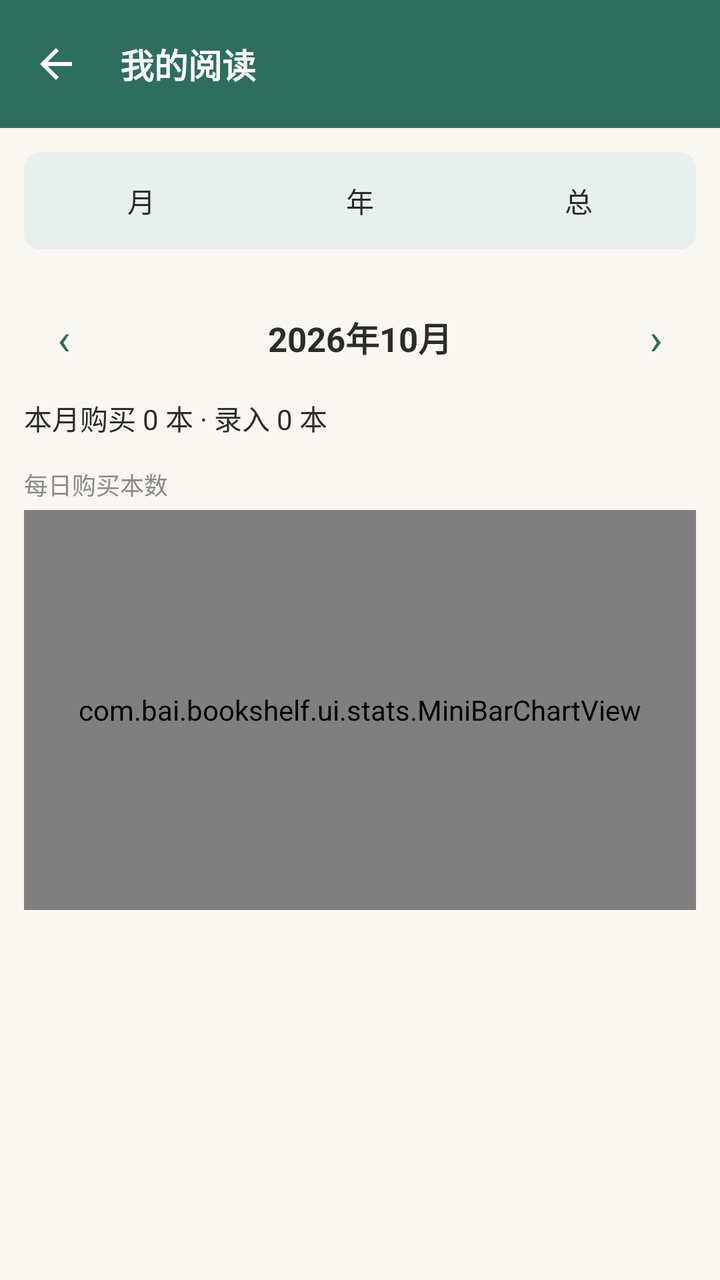
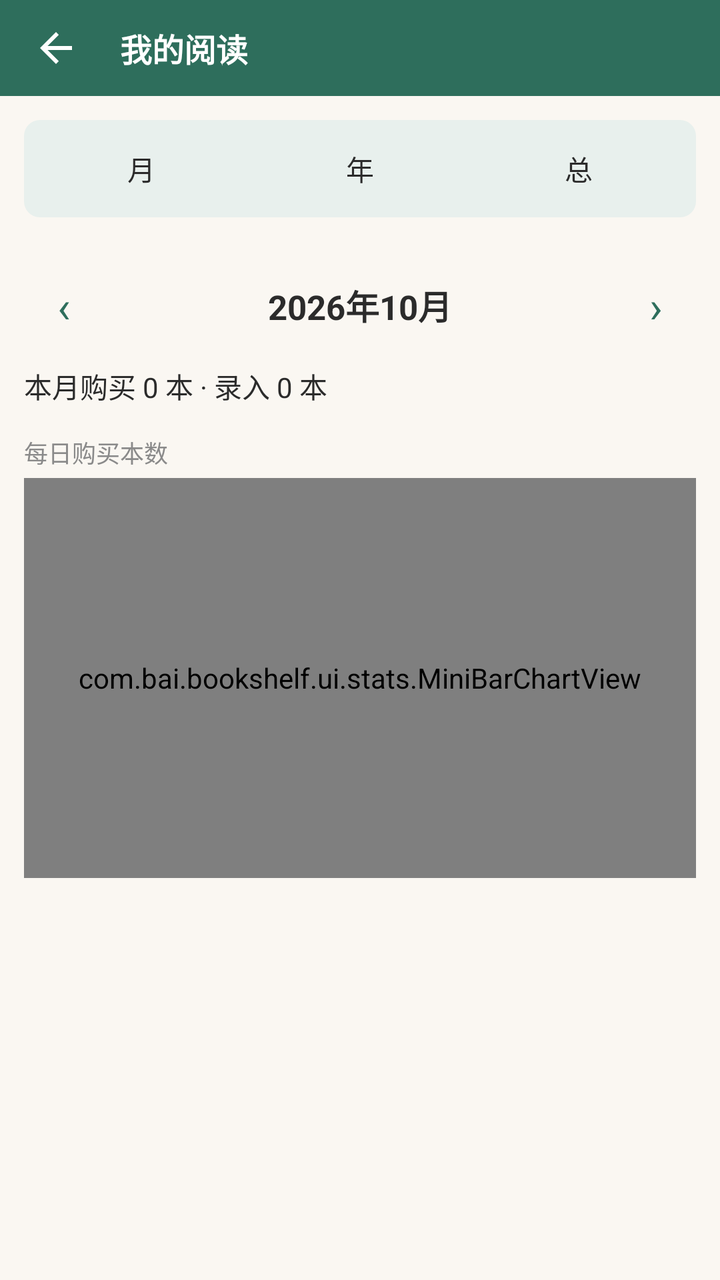

Compare the two renders of this Android layout. The source of the first and the diff that turns it into the second are given below.
<!-- AndroidManifest.xml: application theme Theme.Bookshelf -->
<!-- res/layout/activity_reading_stats.xml -->
<?xml version="1.0" encoding="utf-8"?>
<LinearLayout xmlns:android="http://schemas.android.com/apk/res/android"
    xmlns:app="http://schemas.android.com/apk/res-auto"
    android:layout_width="match_parent"
    android:layout_height="match_parent"
    android:orientation="vertical">

    <com.google.android.material.appbar.MaterialToolbar
        android:id="@+id/toolbar"
        style="@style/Widget.Bookshelf.Toolbar"
        android:layout_width="match_parent"
        android:layout_height="?attr/actionBarSize"
        app:navigationIcon="@drawable/ic_back"
        app:title="我的阅读" />

    
    <LinearLayout
        android:layout_width="match_parent"
        android:layout_height="wrap_content"
        android:layout_margin="12dp"
        android:background="@drawable/bg_chip"
        android:orientation="horizontal"
        android:padding="4dp">

        <TextView
            android:id="@+id/tab_month"
            android:layout_width="0dp"
            android:layout_height="wrap_content"
            android:layout_weight="1"
            android:gravity="center"
            android:padding="10dp"
            android:text="月"
            android:textColor="@color/text_main"
            android:textSize="14sp" />

        <TextView
            android:id="@+id/tab_year"
            android:layout_width="0dp"
            android:layout_height="wrap_content"
            android:layout_weight="1"
            android:gravity="center"
            android:padding="10dp"
            android:text="年"
            android:textColor="@color/text_main"
            android:textSize="14sp" />

        <TextView
            android:id="@+id/tab_total"
            android:layout_width="0dp"
            android:layout_height="wrap_content"
            android:layout_weight="1"
            android:gravity="center"
            android:padding="10dp"
            android:text="总"
            android:textColor="@color/text_main"
            android:textSize="14sp" />
    </LinearLayout>

    <androidx.core.widget.NestedScrollView
        android:layout_width="match_parent"
        android:layout_height="0dp"
        android:layout_weight="1">

        <LinearLayout
            android:layout_width="match_parent"
            android:layout_height="wrap_content"
            android:orientation="vertical"
            android:padding="12dp">

            
            <LinearLayout
                android:id="@+id/ll_month"
                android:layout_width="match_parent"
                android:layout_height="wrap_content"
                android:orientation="vertical">

                <LinearLayout
                    android:layout_width="match_parent"
                    android:layout_height="wrap_content"
                    android:gravity="center_vertical"
                    android:orientation="horizontal">

                    <TextView
                        android:id="@+id/btn_month_prev"
                        android:layout_width="40dp"
                        android:layout_height="40dp"
                        android:gravity="center"
                        android:text="‹"
                        android:textSize="22sp"
                        android:textColor="?attr/colorPrimary"
                        android:background="?attr/selectableItemBackground" />

                    <TextView
                        android:id="@+id/tv_month_label"
                        android:layout_width="0dp"
                        android:layout_height="wrap_content"
                        android:layout_weight="1"
                        android:gravity="center"
                        android:text="2026年10月"
                        android:textColor="@color/text_main"
                        android:textSize="17sp"
                        android:textStyle="bold" />

                    <TextView
                        android:id="@+id/btn_month_next"
                        android:layout_width="40dp"
                        android:layout_height="40dp"
                        android:gravity="center"
                        android:text="›"
                        android:textSize="22sp"
                        android:textColor="?attr/colorPrimary"
                        android:background="?attr/selectableItemBackground" />
                </LinearLayout>

                <TextView
                    android:id="@+id/tv_month_summary"
                    android:layout_width="match_parent"
                    android:layout_height="wrap_content"
                    android:layout_marginTop="10dp"
                    android:text="本月购买 0 本 · 录入 0 本"
                    android:textColor="@color/text_main"
                    android:textSize="14sp" />

                <TextView
                    android:layout_width="wrap_content"
                    android:layout_height="wrap_content"
                    android:layout_marginTop="14dp"
                    android:text="每日购买本数"
                    android:textColor="@color/text_sub"
                    android:textSize="12sp" />

                <com.bai.bookshelf.ui.stats.MiniBarChartView
                    android:id="@+id/chart_month"
                    android:layout_width="match_parent"
                    android:layout_height="200dp"
                    android:layout_marginTop="4dp" />

                
                <com.bai.bookshelf.ui.stats.MiniBarChartView
                    android:id="@+id/chart_month2"
                    android:layout_width="match_parent"
                    android:layout_height="200dp"
                    android:layout_marginTop="8dp"
                    android:visibility="gone" />
            </LinearLayout>

            
            <LinearLayout
                android:id="@+id/ll_year"
                android:layout_width="match_parent"
                android:layout_height="wrap_content"
                android:orientation="vertical"
                android:visibility="gone">

                <LinearLayout
                    android:layout_width="match_parent"
                    android:layout_height="wrap_content"
                    android:gravity="center_vertical"
                    android:orientation="horizontal">

                    <TextView
                        android:id="@+id/btn_year_prev"
                        android:layout_width="40dp"
                        android:layout_height="40dp"
                        android:gravity="center"
                        android:text="‹"
                        android:textSize="22sp"
                        android:textColor="?attr/colorPrimary"
                        android:background="?attr/selectableItemBackground" />

                    <TextView
                        android:id="@+id/tv_year_label"
                        android:layout_width="0dp"
                        android:layout_height="wrap_content"
                        android:layout_weight="1"
                        android:gravity="center"
                        android:text="2026年"
                        android:textColor="@color/text_main"
                        android:textSize="17sp"
                        android:textStyle="bold" />

                    <TextView
                        android:id="@+id/btn_year_next"
                        android:layout_width="40dp"
                        android:layout_height="40dp"
                        android:gravity="center"
                        android:text="›"
                        android:textSize="22sp"
                        android:textColor="?attr/colorPrimary"
                        android:background="?attr/selectableItemBackground" />
                </LinearLayout>

                <TextView
                    android:id="@+id/tv_year_summary"
                    android:layout_width="match_parent"
                    android:layout_height="wrap_content"
                    android:layout_marginTop="10dp"
                    android:text="本年购买 0 本 · 录入 0 本"
                    android:textColor="@color/text_main"
                    android:textSize="14sp" />

                <TextView
                    android:layout_width="wrap_content"
                    android:layout_height="wrap_content"
                    android:layout_marginTop="14dp"
                    android:text="每月购买本数"
                    android:textColor="@color/text_sub"
                    android:textSize="12sp" />

                <com.bai.bookshelf.ui.stats.MiniBarChartView
                    android:id="@+id/chart_year"
                    android:layout_width="match_parent"
                    android:layout_height="200dp"
                    android:layout_marginTop="4dp" />
            </LinearLayout>

            
            <LinearLayout
                android:id="@+id/ll_total"
                android:layout_width="match_parent"
                android:layout_height="wrap_content"
                android:orientation="vertical"
                android:visibility="gone">

                
                <androidx.cardview.widget.CardView
                    android:layout_width="match_parent"
                    android:layout_height="wrap_content"
                    style="@style/Widget.Bookshelf.Card">

                    <LinearLayout
                        android:layout_width="match_parent"
                        android:layout_height="wrap_content"
                        android:orientation="vertical"
                        android:padding="16dp">

                        <TextView
                            android:id="@+id/tv_total_duration"
                            android:layout_width="match_parent"
                            android:layout_height="wrap_content"
                            android:gravity="center"
                            android:text="--"
                            android:textColor="?attr/colorPrimary"
                            android:textSize="20sp"
                            android:textStyle="bold" />

                        <TextView
                            android:id="@+id/tv_total_range"
                            android:layout_width="match_parent"
                            android:layout_height="wrap_content"
                            android:layout_marginTop="8dp"
                            android:gravity="center"
                            android:text="从购买第一本书起计算"
                            android:textColor="@color/text_sub"
                            android:textSize="12sp" />

                        <TextView
                            android:id="@+id/tv_total_companion"
                            android:layout_width="match_parent"
                            android:layout_height="wrap_content"
                            android:layout_marginTop="2dp"
                            android:gravity="center"
                            android:textColor="@color/text_sub"
                            android:textSize="12sp" />
                    </LinearLayout>
                </androidx.cardview.widget.CardView>

                
                <androidx.cardview.widget.CardView
                    android:layout_width="match_parent"
                    android:layout_height="wrap_content"
                    android:layout_marginTop="10dp"
                    style="@style/Widget.Bookshelf.Card">

                    <LinearLayout
                        android:layout_width="match_parent"
                        android:layout_height="wrap_content"
                        android:orientation="horizontal"
                        android:padding="14dp">

                        
                        <LinearLayout
                            android:layout_width="0dp"
                            android:layout_height="wrap_content"
                            android:layout_weight="1"
                            android:orientation="vertical">

                            <LinearLayout
                                android:layout_width="match_parent"
                                android:layout_height="wrap_content"
                                android:orientation="vertical"
                                android:layout_marginTop="10dp">

                                <TextView
                                    android:layout_width="wrap_content"
                                    android:layout_height="wrap_content"
                                    android:text="未读"
                                    android:textColor="@color/text_sub"
                                    android:textSize="12sp" />

                                <TextView
                                    android:id="@+id/tv_total_none"
                                    android:layout_width="wrap_content"
                                    android:layout_height="wrap_content"
                                    android:layout_marginTop="2dp"
                                    android:text="0"
                                    android:textColor="?attr/colorPrimary"
                                    android:textSize="26sp"
                                    android:textStyle="bold" />
                            </LinearLayout>

                            <LinearLayout
                                android:layout_width="match_parent"
                                android:layout_height="wrap_content"
                                android:orientation="vertical"
                                android:layout_marginTop="14dp">

                                <TextView
                                    android:layout_width="wrap_content"
                                    android:layout_height="wrap_content"
                                    android:text="在读"
                                    android:textColor="@color/text_sub"
                                    android:textSize="12sp" />

                                <TextView
                                    android:id="@+id/tv_total_reading"
                                    android:layout_width="wrap_content"
                                    android:layout_height="wrap_content"
                                    android:layout_marginTop="2dp"
                                    android:text="0"
                                    android:textColor="?attr/colorPrimary"
                                    android:textSize="26sp"
                                    android:textStyle="bold" />
                            </LinearLayout>

                            <LinearLayout
                                android:layout_width="match_parent"
                                android:layout_height="wrap_content"
                                android:orientation="vertical"
                                android:layout_marginTop="14dp">

                                <TextView
                                    android:layout_width="wrap_content"
                                    android:layout_height="wrap_content"
                                    android:text="已读"
                                    android:textColor="@color/text_sub"
                                    android:textSize="12sp" />

                                <TextView
                                    android:id="@+id/tv_total_done"
                                    android:layout_width="wrap_content"
                                    android:layout_height="wrap_content"
                                    android:layout_marginTop="2dp"
                                    android:text="0"
                                    android:textColor="?attr/colorPrimary"
                                    android:textSize="26sp"
                                    android:textStyle="bold" />
                            </LinearLayout>
                        </LinearLayout>

                        
                        <LinearLayout
                            android:layout_width="0dp"
                            android:layout_height="wrap_content"
                            android:layout_marginStart="16dp"
                            android:layout_weight="1"
                            android:orientation="vertical">

                            <LinearLayout
                                android:layout_width="match_parent"
                                android:layout_height="wrap_content"
                                android:orientation="vertical"
                                android:layout_marginTop="10dp">

                                <TextView
                                    android:layout_width="wrap_content"
                                    android:layout_height="wrap_content"
                                    android:text="买了"
                                    android:textColor="@color/text_sub"
                                    android:textSize="12sp" />

                                <TextView
                                    android:id="@+id/tv_total_bought"
                                    android:layout_width="wrap_content"
                                    android:layout_height="wrap_content"
                                    android:layout_marginTop="2dp"
                                    android:text="0"
                                    android:textColor="?attr/colorPrimary"
                                    android:textSize="26sp"
                                    android:textStyle="bold" />
                            </LinearLayout>

                            <LinearLayout
                                android:layout_width="match_parent"
                                android:layout_height="wrap_content"
                                android:orientation="vertical"
                                android:layout_marginTop="14dp">

                                <TextView
                                    android:layout_width="wrap_content"
                                    android:layout_height="wrap_content"
                                    android:text="录入"
                                    android:textColor="@color/text_sub"
                                    android:textSize="12sp" />

                                <TextView
                                    android:id="@+id/tv_total_entered"
                                    android:layout_width="wrap_content"
                                    android:layout_height="wrap_content"
                                    android:layout_marginTop="2dp"
                                    android:text="0"
                                    android:textColor="?attr/colorPrimary"
                                    android:textSize="26sp"
                                    android:textStyle="bold" />
                            </LinearLayout>
                        </LinearLayout>
                    </LinearLayout>
                </androidx.cardview.widget.CardView>

                <TextView
                    android:layout_width="wrap_content"
                    android:layout_height="wrap_content"
                    android:layout_marginTop="14dp"
                    android:text="每年购买本数"
                    android:textColor="@color/text_sub"
                    android:textSize="12sp" />

                <com.bai.bookshelf.ui.stats.MiniBarChartView
                    android:id="@+id/chart_total"
                    android:layout_width="match_parent"
                    android:layout_height="200dp"
                    android:layout_marginTop="4dp" />
            </LinearLayout>

            
            <TextView
                android:id="@+id/tv_empty"
                android:layout_width="match_parent"
                android:layout_height="wrap_content"
                android:layout_marginTop="60dp"
                android:gravity="center"
                android:text="暂无藏书数据"
                android:textColor="@color/text_sub"
                android:textSize="14sp"
                android:visibility="gone" />
        </LinearLayout>
    </androidx.core.widget.NestedScrollView>
</LinearLayout>
<!-- resources referenced by this layout -->
<resources>
  <color name="text_main">#2B2B2B</color>
  <color name="text_sub">#8A8A8A</color>
  <!-- drawable bg_chip (drawable) -->
  <?xml version="1.0" encoding="utf-8"?>
  <shape xmlns:android="http://schemas.android.com/apk/res/android" android:shape="rectangle">
      <solid android:color="?attr/chip_bg" />
      <corners android:radius="@dimen/radius_sm" />
  </shape>
  <!-- drawable ic_back (drawable) -->
  <vector xmlns:android="http://schemas.android.com/apk/res/android"
      android:width="24dp" android:height="24dp"
      android:viewportWidth="24" android:viewportHeight="24"
      android:autoMirrored="true">
      <path
          android:fillColor="#FFFFFFFF"
          android:pathData="M20,11L7.8,11l5.6,-5.6L12,4l-8,8 8,8 1.4,-1.4L7.8,13L20,13z" />
  </vector>
  <style name="Widget.Bookshelf.Card" parent="CardView">
          <item name="cardCornerRadius">@dimen/card_corner</item>
          <item name="cardElevation">0dp</item>
          <item name="cardBackgroundColor">?attr/surface</item>
          <item name="strokeColor">?attr/outline</item>
          <item name="strokeWidth">1dp</item>
      </style>
  <style name="Widget.Bookshelf.Toolbar" parent="Widget.Material3.Toolbar">
          <item name="android:background">?attr/colorPrimary</item>
          <item name="titleTextColor">@color/white</item>
          <item name="titleTextAppearance">@style/TextAppearance.Bookshelf.ToolbarTitle</item>
          <item name="navigationIconTint">@color/white</item>
          <item name="android:elevation">0dp</item>
      </style>
  <style name="Theme.Bookshelf" parent="Theme.Bookshelf.Base">
          <item name="colorPrimary">@color/primary</item>
          <item name="colorPrimaryVariant">@color/primary_dark</item>
          <item name="colorSecondary">@color/accent</item>
          
          <item name="chip_bg">@color/chip_bg</item>
          <item name="primary_container">@color/green_container</item>
          <item name="on_primary_container">@color/green_on_container</item>
      </style>
  <dimen name="radius_sm">8dp</dimen>
  <dimen name="card_corner">16dp</dimen>
  <color name="white">#FFFFFF</color>
  <style name="TextAppearance.Bookshelf.ToolbarTitle" parent="TextAppearance.Material3.TitleLarge">
          <item name="android:textSize">@dimen/text_headline</item>
          <item name="android:textStyle">bold</item>
          <item name="android:textColor">@color/white</item>
      </style>
  <color name="primary">#2E6E5C</color>
  <color name="primary_dark">#1F4D40</color>
  <color name="accent">#C08A3E</color>
  <color name="chip_bg">#E8F0ED</color>
  <color name="green_container">#E6F0EC</color>
  <color name="green_on_container">#1C4A3E</color>
  <dimen name="text_headline">17sp</dimen>
  <color name="bg_page">#FAF7F2</color>
  <color name="surface">#FFFFFF</color>
  <color name="surface_dim">#F4F0E9</color>
  <color name="outline">#E6E0D5</color>
  <color name="outline_strong">#CFC5B4</color>
  <style name="Widget.Bookshelf.Button" parent="Widget.Material3.Button">
          <item name="shapeAppearance">@style/ShapeAppearance.Bookshelf.Medium</item>
          <item name="android:textSize">@dimen/text_body_small</item>
          <item name="android:letterSpacing">0.02</item>
          <item name="android:minHeight">44dp</item>
          <item name="cornerRadius">@dimen/radius_md</item>
      </style>
  <style name="Widget.Bookshelf.MaterialCard" parent="Widget.Material3.CardView.Outlined">
          <item name="cardCornerRadius">@dimen/card_corner</item>
          <item name="cardElevation">0dp</item>
          <item name="strokeColor">?attr/outline</item>
          <item name="strokeWidth">1dp</item>
      </style>
  <style name="ShapeAppearance.Bookshelf.Medium" parent="ShapeAppearance.Material3.Corner.Medium">
          <item name="cornerSize">@dimen/radius_md</item>
      </style>
  <dimen name="text_body_small">13sp</dimen>
  <dimen name="radius_md">12dp</dimen>
  <!-- unchanged entries left out for length: 2 -->
</resources>

<!-- the commit's change to res/layout/activity_reading_stats.xml (unified diff, before → after) -->
@@ -9,7 +9,7 @@
         android:id="@+id/toolbar"
         style="@style/Widget.Bookshelf.Toolbar"
         android:layout_width="match_parent"
-        android:layout_height="?attr/actionBarSize"
+        android:layout_height="@dimen/toolbar_h"
         app:navigationIcon="@drawable/ic_back"
         app:title="我的阅读" />
 
<!-- resource entries referenced after the edit -->
@@ -2,6 +2,7 @@
 <resources>
   <color name="text_main">#2B2B2B</color>
   <color name="text_sub">#8A8A8A</color>
+  <dimen name="toolbar_h">48dp</dimen>
   <!-- drawable bg_chip (drawable) -->
   <?xml version="1.0" encoding="utf-8"?>
   <shape xmlns:android="http://schemas.android.com/apk/res/android" android:shape="rectangle">
@@ -44,7 +45,7 @@
   <dimen name="card_corner">16dp</dimen>
   <color name="white">#FFFFFF</color>
   <style name="TextAppearance.Bookshelf.ToolbarTitle" parent="TextAppearance.Material3.TitleLarge">
-          <item name="android:textSize">@dimen/text_headline</item>
+          <item name="android:textSize">@dimen/text_title_toolbar</item>
           <item name="android:textStyle">bold</item>
           <item name="android:textColor">@color/white</item>
       </style>
@@ -54,7 +55,7 @@
   <color name="chip_bg">#E8F0ED</color>
   <color name="green_container">#E6F0EC</color>
   <color name="green_on_container">#1C4A3E</color>
-  <dimen name="text_headline">17sp</dimen>
+  <dimen name="text_title_toolbar">16sp</dimen>
   <color name="bg_page">#FAF7F2</color>
   <color name="surface">#FFFFFF</color>
   <color name="surface_dim">#F4F0E9</color>
